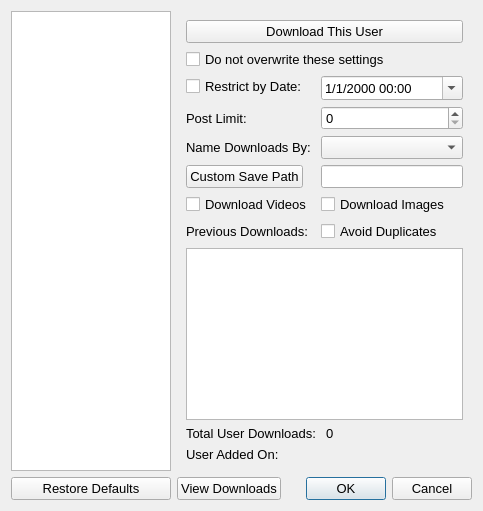
First picture: the form in DownloaderForReddit/UserSettingsDialog.ui, repository MalloyDelacroix/DownloaderForReddit, before the edit.
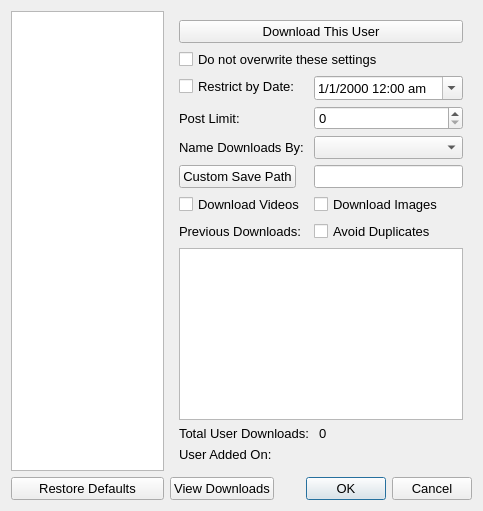
Second picture: the form after the edit. Icons and pictures are not drawn.

Commit message: Change the way pictures display on second page of object settings and improve layout and functionality of object settings dialogs

```diff
--- a/DownloaderForReddit/UserSettingsDialog.ui
+++ b/DownloaderForReddit/UserSettingsDialog.ui
@@ -93,7 +93,7 @@
             <string>&lt;html&gt;&lt;head/&gt;&lt;body&gt;&lt;p&gt;&lt;span style=&quot; font-size:10pt;&quot;&gt;The date and time (time is in 24 hour format) to restrict downloads to&lt;/span&gt;&lt;/p&gt;&lt;/body&gt;&lt;/html&gt;</string>
            </property>
            <property name="displayFormat">
-            <string>M/d/yyyy hh:mm</string>
+            <string>M/d/yyyy h:mm ap</string>
            </property>
            <property name="calendarPopup">
             <bool>true</bool>
```
The commit also changes 6 other files.
